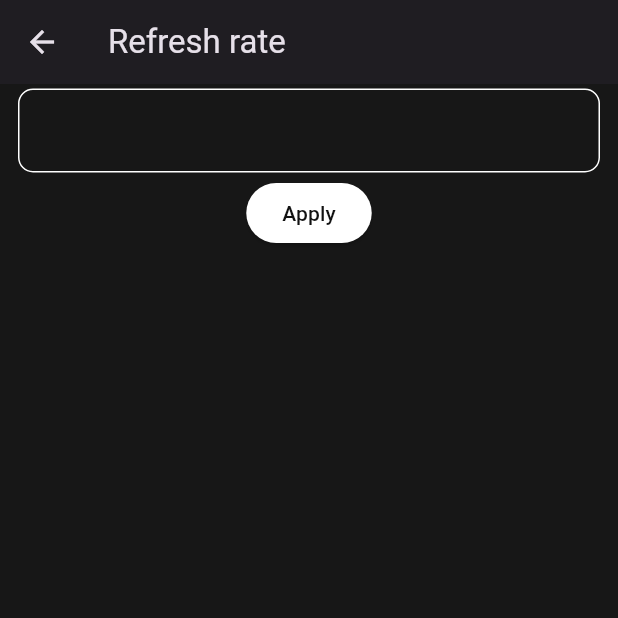
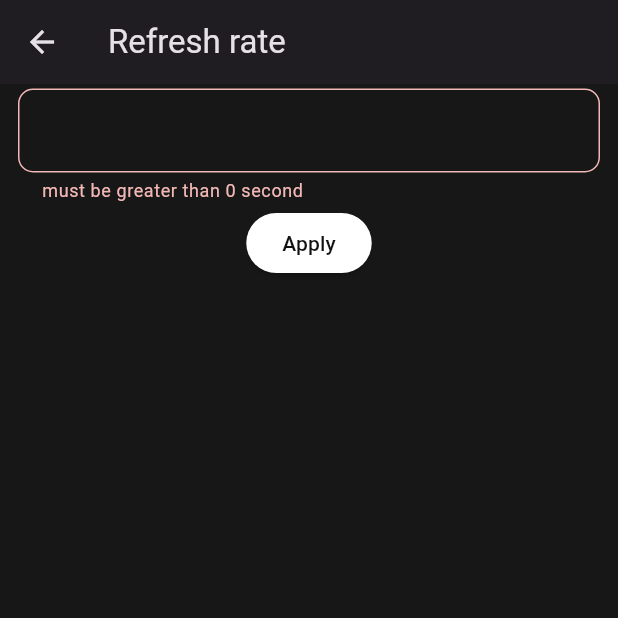
Before and after one commit to sajidrec/flutter_safe_bd, a Flutter app: the RefreshRatePage screen opened by its route, after a tap on "Apply", on a phone screen of 412 x 824 dp, the top half of it. Run offline on Flutter 3.47's test engine with Material 3 defaults, Android fonts, the phone set to English and light mode, and no system bars; our stand-ins replace geolocator, get, shared_preferences; accounts and stored records are empty; statements that could not run were skipped.

Commit message:
- Add validation in refresh rate value

```diff
--- a/lib/presentation/refresh_rate/pages/refresh_rate_page.dart
+++ b/lib/presentation/refresh_rate/pages/refresh_rate_page.dart
@@ -1,4 +1,3 @@
-import 'package:flutter/cupertino.dart';
 import 'package:flutter/material.dart';
 
 class RefreshRatePage extends StatefulWidget {
@@ -9,6 +8,7 @@ class RefreshRatePage extends StatefulWidget {
 }
 
 class _RefreshRatePageState extends State<RefreshRatePage> {
+  final GlobalKey<FormState> _formKey = GlobalKey<FormState>();
   final TextEditingController _refreshRateTEC = TextEditingController();
 
   @override
@@ -28,12 +28,27 @@ class _RefreshRatePageState extends State<RefreshRatePage> {
             child: Column(
               children: [
                 const SizedBox(height: 3),
-                TextField(
-                  controller: _refreshRateTEC,
-                  keyboardType: TextInputType.number,
+                Form(
+                  key: _formKey,
+                  child: TextFormField(
+                    controller: _refreshRateTEC,
+                    validator: (value) {
+                      if ((value?.isEmpty ?? true) ||
+                          (int.parse(value ?? "0")) <= 0) {
+                        return "must be greater than 0 second";
+                      }
+                      return null;
+                    },
+                    keyboardType: TextInputType.number,
+                  ),
                 ),
                 const SizedBox(height: 3),
-                ElevatedButton(onPressed: () {}, child: Text("Apply")),
+                ElevatedButton(
+                  onPressed: () {
+                    if (_formKey.currentState!.validate()) {}
+                  },
+                  child: Text("Apply"),
+                ),
               ],
             ),
           ),
```
